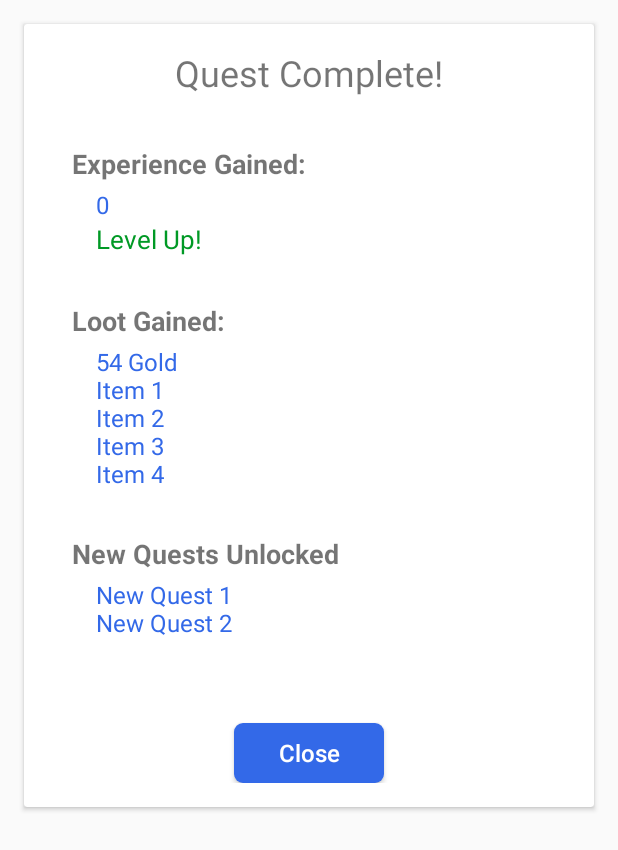
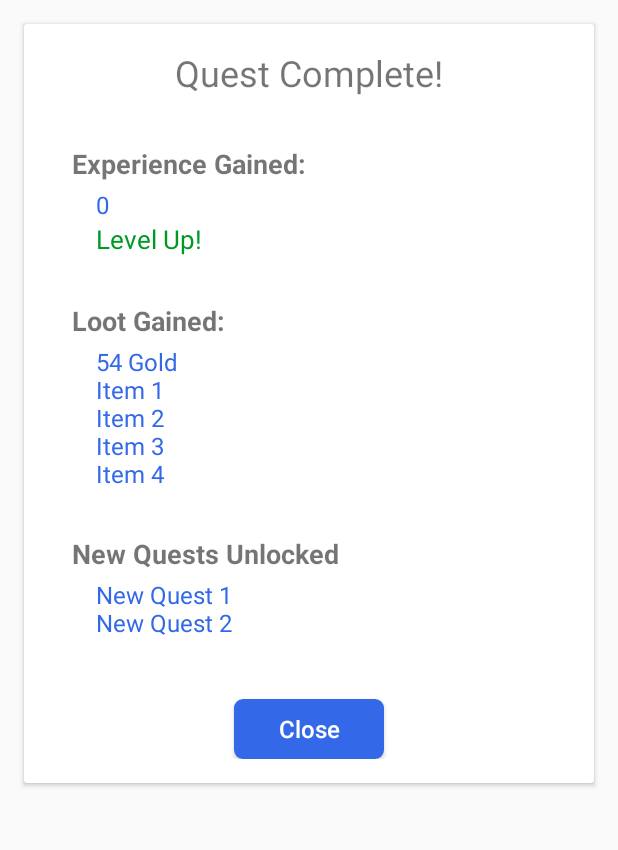
Before and after one commit to MonoChromeLight/DietRPG, an Android app: the layout dialog_questsummary.xml on its own in the app's theme, with its tools: preview values and no code run, on a phone screen of 412 x 824 dp. Shown: the top 850 px of the screen. Run offline under Robolectric (Android 15) with nearby library versions, the phone set to English and light mode, and no system bars.

Commit message:
Small ui tweak

```diff
--- a/app/src/main/res/layout/dialog_questsummary.xml
+++ b/app/src/main/res/layout/dialog_questsummary.xml
@@ -119,7 +119,7 @@
                 android:id="@+id/dialog_questSummary_closeBtn"
                 android:layout_width="100dp"
                 android:layout_height="40dp"
-                android:layout_marginTop="56dp"
+                android:layout_marginTop="40dp"
                 android:layout_gravity="center_horizontal"
                 android:background="@drawable/bg_btn_primary"
                 android:text="Close"
```
